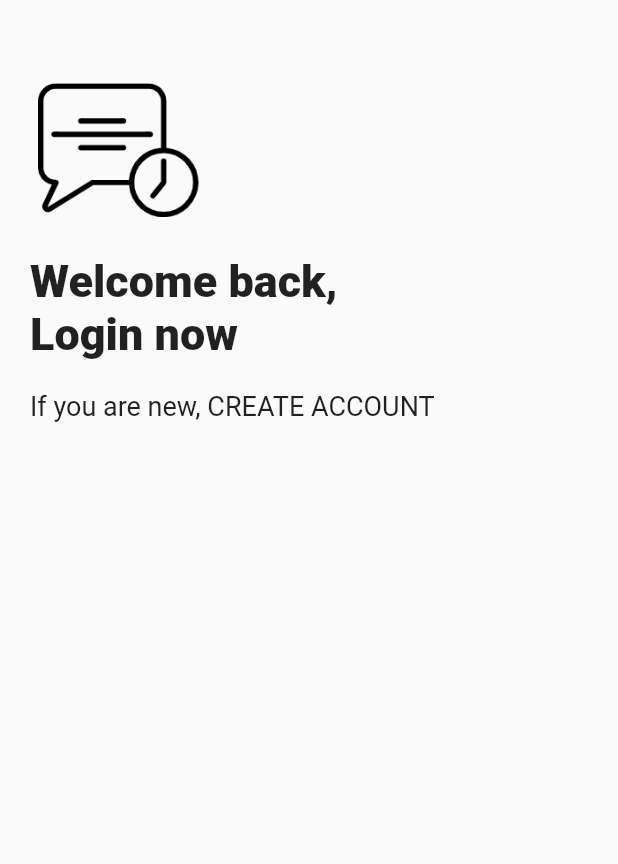
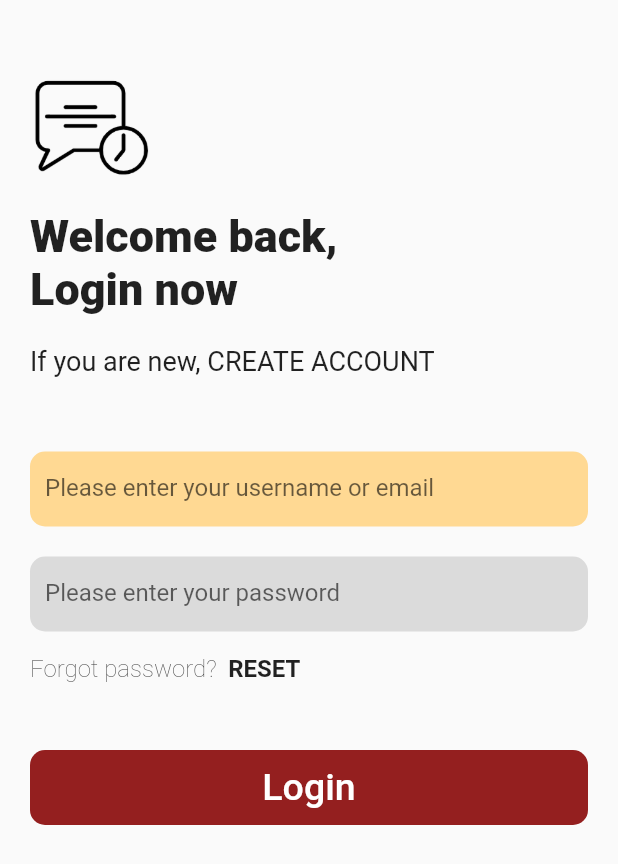
Before and after one commit to FakhrulASA/Golpo-makes-chatting-easy, a Flutter app: the screen it shows after launch, on a phone screen of 412 x 824 dp. Shown: the top 864 px of the screen. Run offline on Flutter 3.47's test engine with Material 2 defaults, Android fonts, the phone set to English and light mode, and no system bars.

Commit message:
- login screen

```diff
--- a/lib/screen/login_screen.dart
+++ b/lib/screen/login_screen.dart
@@ -1,3 +1,4 @@
+import 'package:chat_time/util/routes.dart';
 import 'package:flutter/material.dart';
 
 class LoginPage extends StatefulWidget {
@@ -8,9 +9,12 @@ class LoginPage extends StatefulWidget {
 }
 
 class _LoginPageState extends State<LoginPage> {
+  final GlobalKey<FormFieldState> formFieldKey = GlobalKey();
+  loginUser() {}
   @override
   Widget build(BuildContext context) {
     return Material(
+      child: SingleChildScrollView(
         child: SafeArea(
             child: Container(
           margin: const EdgeInsets.all(20.0),
@@ -22,31 +26,125 @@ class _LoginPageState extends State<LoginPage> {
               Align(
                 alignment: Alignment.topLeft,
                 child: Image.asset("assets/login.png",
-                  height: 100, fit: BoxFit.cover),
+                    height: 70, fit: BoxFit.cover),
+              ),
+              const SizedBox(
+                height: 20,
+              ),
+              const Align(
+                alignment: Alignment.topLeft,
+                child: Text(
+                  "Welcome back,\nLogin now ",
+                  style: TextStyle(fontSize: 30, fontWeight: FontWeight.w900),
+                ),
               ),
               const SizedBox(
                 height: 20,
               ),
               Align(
                 alignment: Alignment.topLeft,
-              child: const Text(
-                "Welcome back,\nLogin now ",
-                style: TextStyle(fontSize: 30, fontWeight: FontWeight.w900),
-              ),
-            ),
-            SizedBox(
-              height: 20,
-            ),
-            Align(
-              alignment: Alignment.topLeft,
+                child: InkWell(
+                  onTap: () {
+                    Navigator.pushNamed(
+                        context, ApplicationRoute.registrationRoute);
+                  },
                   child: const Text(
                     "If you are new, CREATE ACCOUNT",
                     style: TextStyle(fontSize: 18),
                   ),
                 ),
+              ),
+              const SizedBox(
+                height: 50,
+              ),
+              Container(
+                  height: 50,
+                  decoration: BoxDecoration(
+                      color: Color.fromARGB(255, 255, 217, 147),
+                      borderRadius: BorderRadius.all(Radius.circular(10))),
+                  child: TextFormField(
+                    decoration: InputDecoration(
+                        hintText: "Please enter your username or email",
+                        border: InputBorder.none,
+                        contentPadding: EdgeInsetsGeometry.lerp(
+                            EdgeInsets.all(10), EdgeInsets.all(10), 0.0)),
+                    validator: (String? value) {
+                      if (value!.isEmpty) {
+                        return "Username cannot be empty";
+                      } else if (value.length < 2) {
+                        return "Please enter valid username";
+                      }
+                      return null;
+                    },
+                  )),
+              const SizedBox(
+                height: 20,
+              ),
+              Container(
+                height: 50,
+                decoration: BoxDecoration(
+                    color: Color.fromARGB(255, 219, 219, 219),
+                    borderRadius: BorderRadius.all(Radius.circular(10))),
+                child: TextFormField(
+                  obscureText: true,
+                  decoration: InputDecoration(
+                    hintText: "Please enter your password",
+                    border: InputBorder.none,
+                    contentPadding: EdgeInsetsGeometry.lerp(
+                        EdgeInsets.all(10), EdgeInsets.all(10), 0.0),
+                  ),
+                  validator: (String? value) {
+                    if (value!.isEmpty) {
+                      return "Password cannot be empty";
+                    } else if (value.length < 2) {
+                      return "Please enter valid Password";
+                    }
+                    return null;
+                  },
+                ),
+              ),
+              const SizedBox(
+                height: 15,
+              ),
+              Row(
+                children: [
+                  Text("Forgot password?  ",
+                      style:
+                          TextStyle(fontSize: 16, fontWeight: FontWeight.w200)),
+                  Text(
+                    "RESET",
+                    style: TextStyle(fontSize: 16, fontWeight: FontWeight.w600),
+                  ),
+                ],
+              ),
+              const SizedBox(
+                height: 45,
+              ),
+              InkWell(
+                onTap: () {
+                  formFieldKey.currentState!.validate();
+                },
+                child: Container(
+                  height: 50,
+                  width: double.infinity,
+                  decoration: BoxDecoration(
+                      color: Color.fromARGB(255, 148, 31, 31),
+                      borderRadius: BorderRadius.all(Radius.circular(10))),
+                  child: Center(
+                    child: Text(
+                      "Login",
+                      style: TextStyle(
+                          fontSize: 25,
+                          fontWeight: FontWeight.w500,
+                          color: Colors.white),
+                    ),
+                  ),
+                ),
+              ),
             ],
           ),
         )),
+      ),
     );
   }
 }
```
Lines whose indentation alone changed are shown as unchanged.
